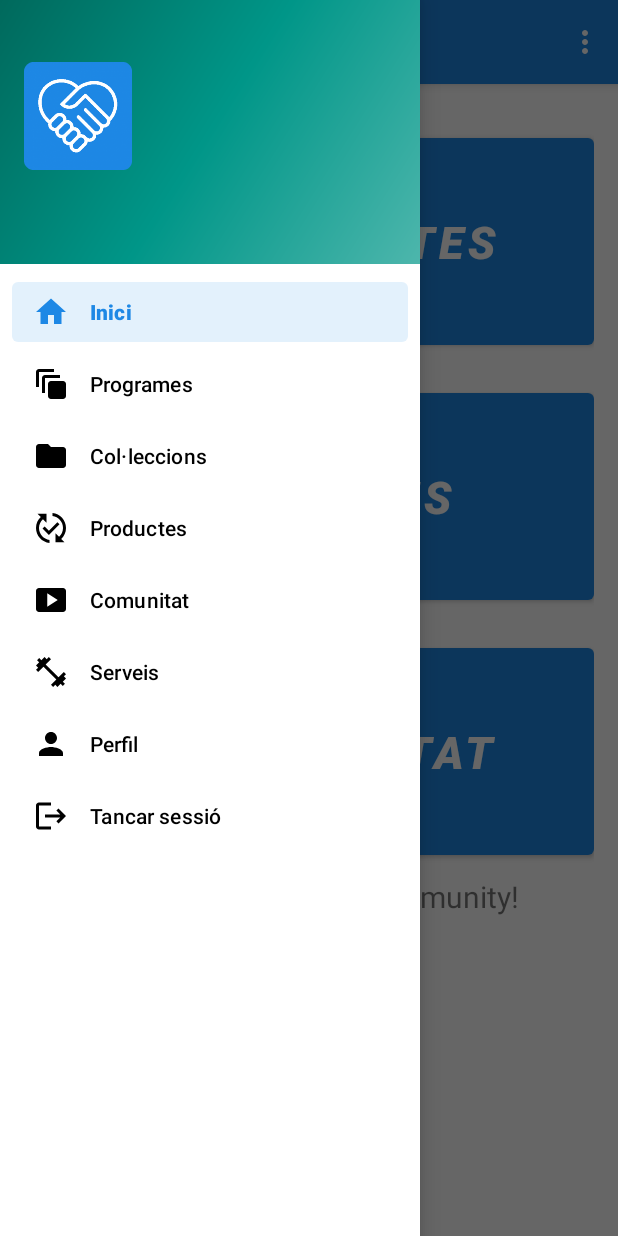
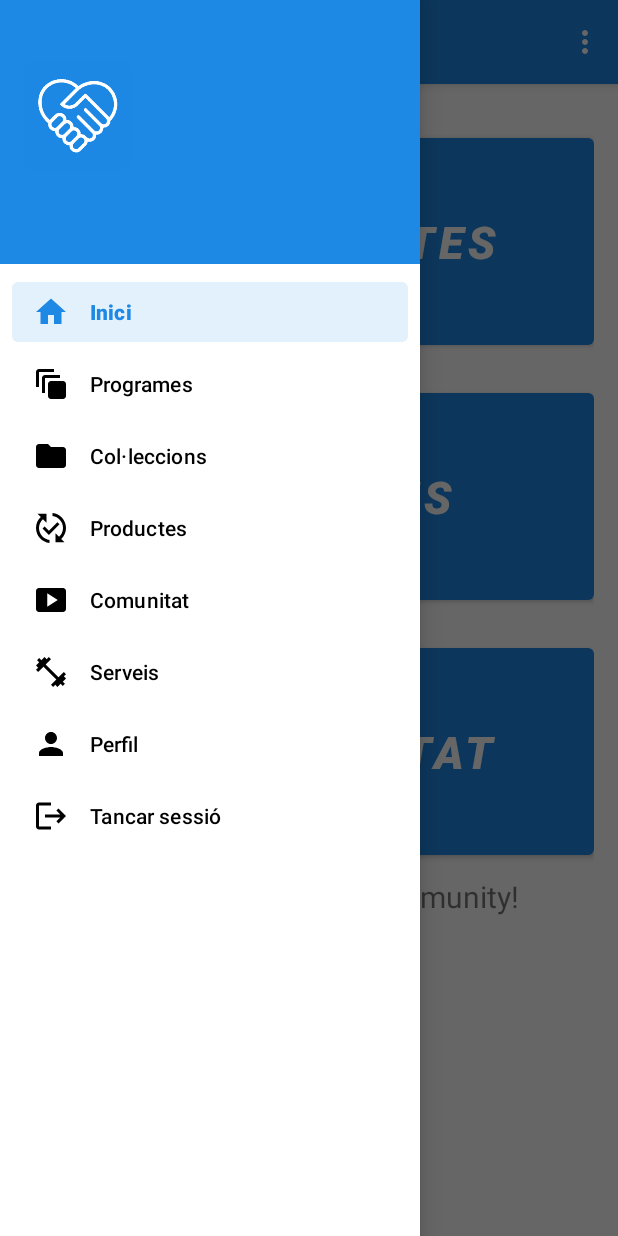
Before and after one commit to albert-minana/ShareCommunity, an Android app: the MainActivity screen opened directly, with no data from a screen before it, with the side drawer open, on a phone screen of 412 x 824 dp. Run offline under Robolectric (Android 15) with nearby library versions, the phone set to English and light mode, and no system bars; our stand-ins replace Dagger/Hilt's generated code, navigation-ui.

Commit message:
Canvi de color interfície

```diff
--- a/app/src/main/res/layout/nav_header_main.xml
+++ b/app/src/main/res/layout/nav_header_main.xml
@@ -3,7 +3,7 @@
     xmlns:app="http://schemas.android.com/apk/res-auto"
     android:layout_width="match_parent"
     android:layout_height="@dimen/nav_header_height"
-    android:background="@drawable/side_nav_bar"
+    android:background="@color/blue_dark"
     android:gravity="bottom"
     android:orientation="vertical"
     android:paddingLeft="@dimen/activity_horizontal_margin"
```
